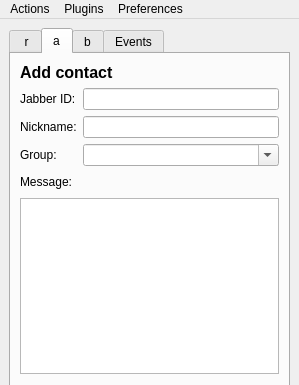
The window that widgets/mainWindow.ui (xmpp-graveyard/jabbim) describes before a commit, drawn with Qt 5; both pictures show x 0 to 299 and y 0 to 385 of the 299 by 694 pixel window.
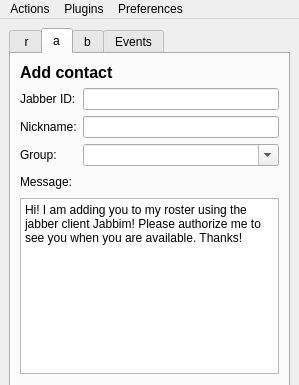
The same window after the commit. The open tabs and pages were chosen to show the change. Icons and pictures are not drawn.

Diff of the .ui file:
```diff
--- a/widgets/mainWindow.ui
+++ b/widgets/mainWindow.ui
@@ -279,7 +279,17 @@
                </widget>
               </item>
               <item row="1" column="0" colspan="2" >
-               <widget class="QTextEdit" name="add_message" />
+               <widget class="QTextEdit" name="add_message" >
+                <property name="toolTip" >
+                 <string>Enter a short message that you want to send to the added contact.</string>
+                </property>
+                <property name="html" >
+                 <string>&lt;html>&lt;head>&lt;meta name="qrichtext" content="1" />&lt;style type="text/css">
+p, li { white-space: pre-wrap; }
+&lt;/style>&lt;/head>&lt;body style=" font-family:'Sans Serif'; font-size:9pt; font-weight:400; font-style:normal; text-decoration:none;">
+&lt;p style=" margin-top:0px; margin-bottom:0px; margin-left:0px; margin-right:0px; -qt-block-indent:0; text-indent:0px;">Hi! I am adding you to my roster using the jabber client Jabbim! Please authorize me to see you when you are available. Thanks!&lt;/p>&lt;/body>&lt;/html></string>
+                </property>
+               </widget>
               </item>
               <item row="0" column="1" >
                <spacer>
```
Left out of the diff: 26 changed lines with no effect on the pictures.
